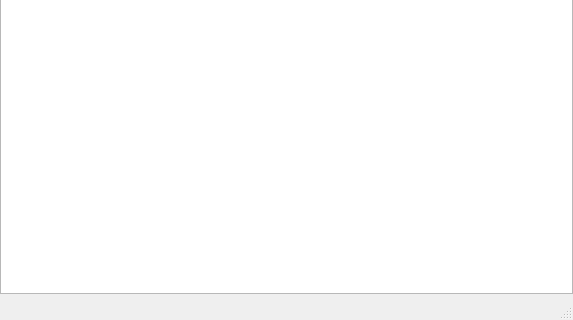
This is itemviews/editabletreemodel/mainwindow.ui in tqtiimy/QtDemo as Qt 5 draws it before an edit; both pictures show x 0 to 573 and y 148 to 468 of the 573 by 468 pixel window. The edited form follows.
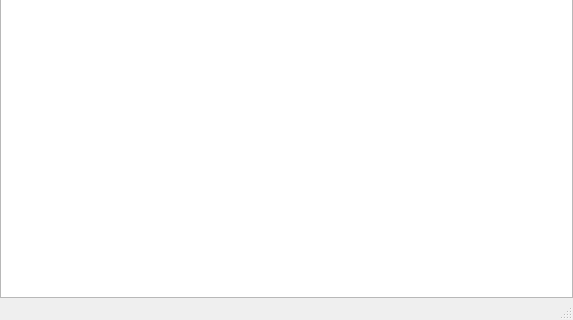
This is the edited form.

```diff
--- a/itemviews/editabletreemodel/mainwindow.ui
+++ b/itemviews/editabletreemodel/mainwindow.ui
@@ -14,16 +14,30 @@
    <string>MainWindow</string>
   </property>
   <widget class="QWidget" name="centralwidget">
-   <widget class="QTreeView" name="view_2">
-    <property name="geometry">
-     <rect>
-      <x>0</x>
-      <y>0</y>
-      <width>573</width>
-      <height>423</height>
-     </rect>
+   <layout class="QVBoxLayout" name="verticalLayout">
+    <property name="spacing">
+     <number>0</number>
     </property>
-   </widget>
+    <property name="leftMargin">
+     <number>0</number>
+    </property>
+    <property name="topMargin">
+     <number>0</number>
+    </property>
+    <property name="rightMargin">
+     <number>0</number>
+    </property>
+    <property name="bottomMargin">
+     <number>0</number>
+    </property>
+    <item>
+     <widget class="QTreeView" name="view_2">
+      <property name="allColumnsShowFocus">
+       <bool>true</bool>
+      </property>
+     </widget>
+    </item>
+   </layout>
   </widget>
   <widget class="QMenuBar" name="menubar">
    <property name="geometry">
```
